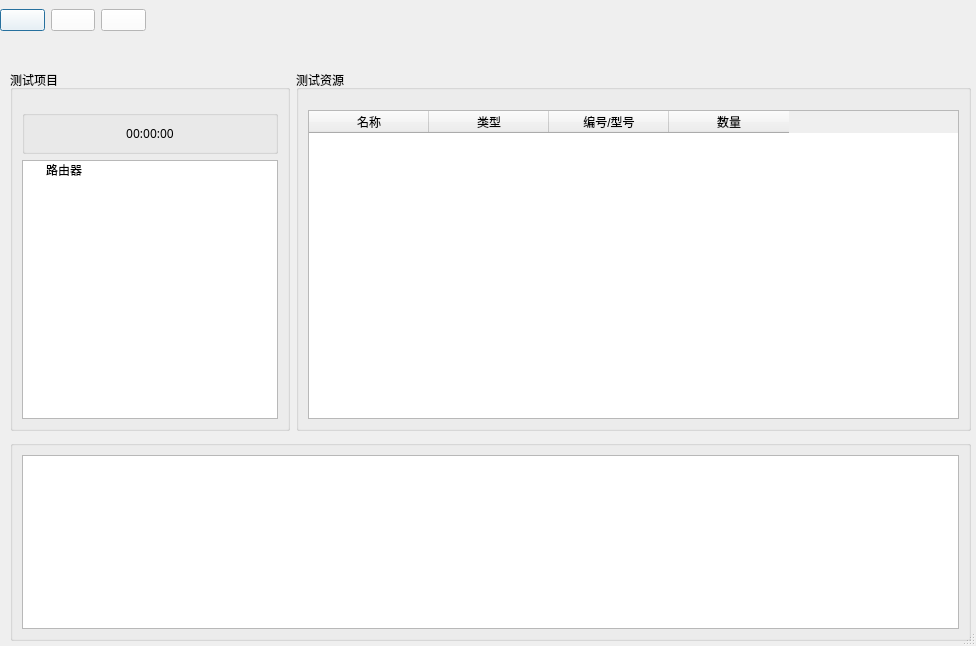
gaoxingyu-hub/HUA54testframework, file ui/router/Router.ui: the form before one commit.
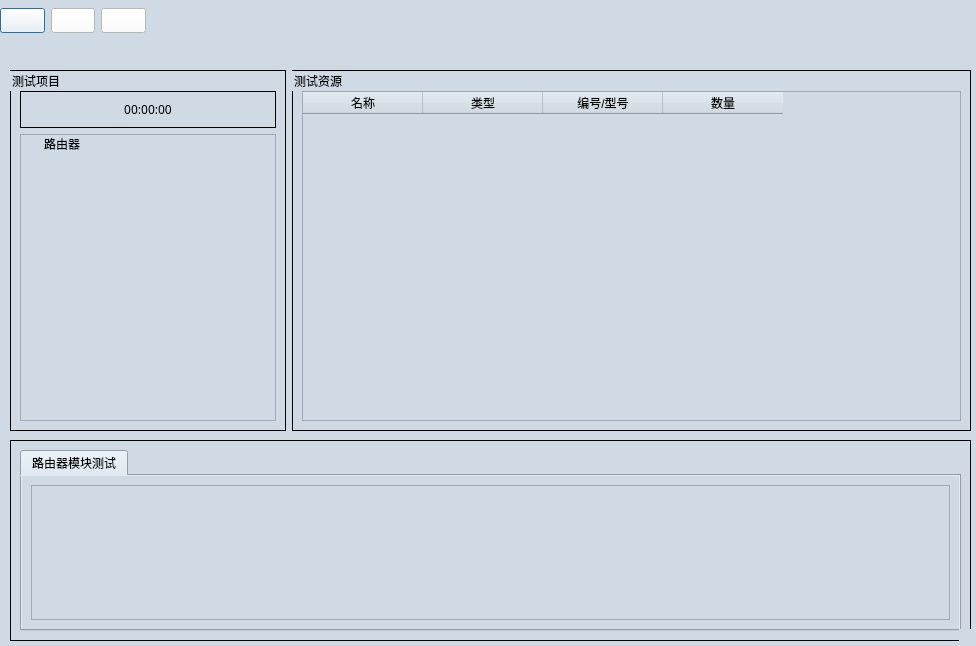
The form after the commit. Icons and pictures are not drawn.

Commit message: add router test data display

The edit to the form file:
```diff
--- a/ui/router/Router.ui
+++ b/ui/router/Router.ui
@@ -13,6 +13,51 @@
   <property name="windowTitle">
    <string>Dialog</string>
   </property>
+  <property name="styleSheet">
+   <string notr="true">QDialog{
+background-color:#D0DAE5;
+}
+
+QTextBrower{
+background-color:#D0DAE5;
+}
+
+QLineEdit{
+background-color:#D0DAE5;
+}
+
+QWidget{
+background-color:#D0DAE5;
+}
+
+QStackedWidget{
+background-color:#D0DAE5;
+}
+
+QHeaderView{
+background-color:#D0DAE5;
+}
+
+QLabel{
+font-size:12px;
+font-family:Microsoft YaHei;
+background-color:#D0DAE5;
+}
+
+QPushButton{         /*按钮自适应拉伸背景*/
+border-width: 2px 15px 2px 15px;
+background-color:#2884D8;
+color: #FFFFFF;
+font-size:12px;
+font-family:Microsoft YaHei;
+}
+
+QGroupBox{
+font-size:12px;
+font-family:Microsoft YaHei;
+border:1px solid rgb(0, 0, 0); 
+}</string>
+  </property>
   <property name="sizeGripEnabled">
    <bool>true</bool>
   </property>
@@ -253,7 +298,21 @@
    </property>
    <layout class="QGridLayout" name="gridLayout_4">
     <item row="0" column="0">
-     <widget class="QTableWidget" name="tableWidget_test_results"/>
+     <widget class="QTabWidget" name="tabWidget">
+      <property name="currentIndex">
+       <number>0</number>
+      </property>
+      <widget class="QWidget" name="tab">
+       <attribute name="title">
+        <string>路由器模块测试</string>
+       </attribute>
+       <layout class="QGridLayout" name="gridLayout_7">
+        <item row="0" column="0">
+         <widget class="QTableWidget" name="tableWidget"/>
+        </item>
+       </layout>
+      </widget>
+     </widget>
     </item>
    </layout>
   </widget>
```
Left out of the diff: 10 changed lines with no effect on the pictures. The commit also changes 6 other files.
